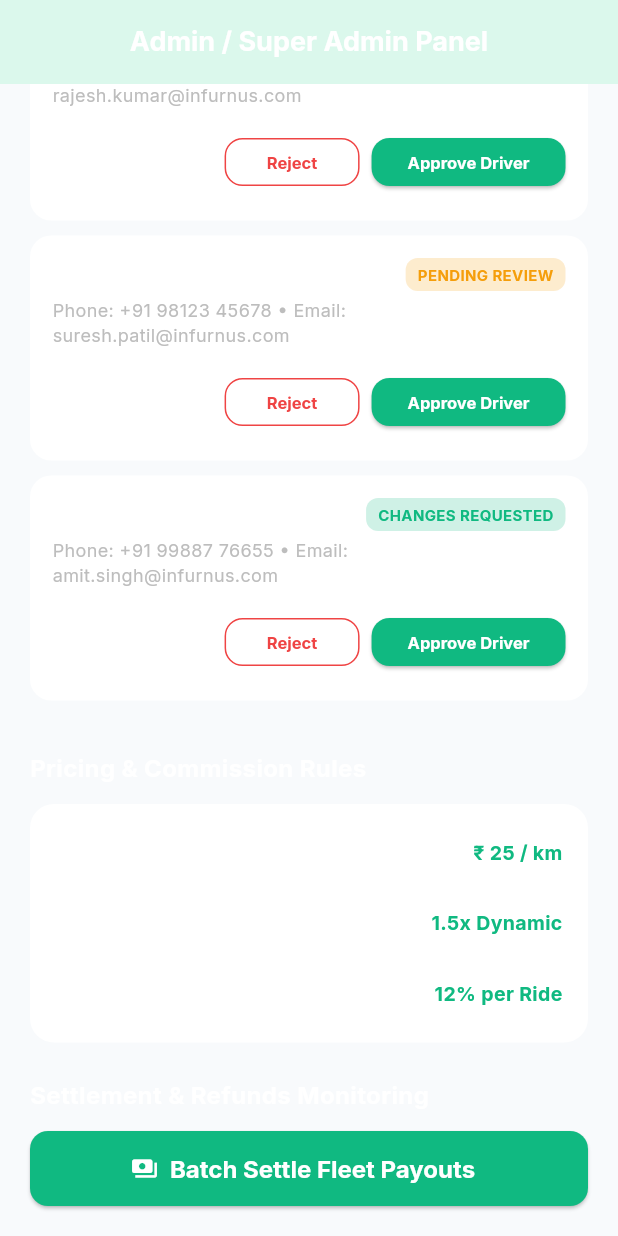
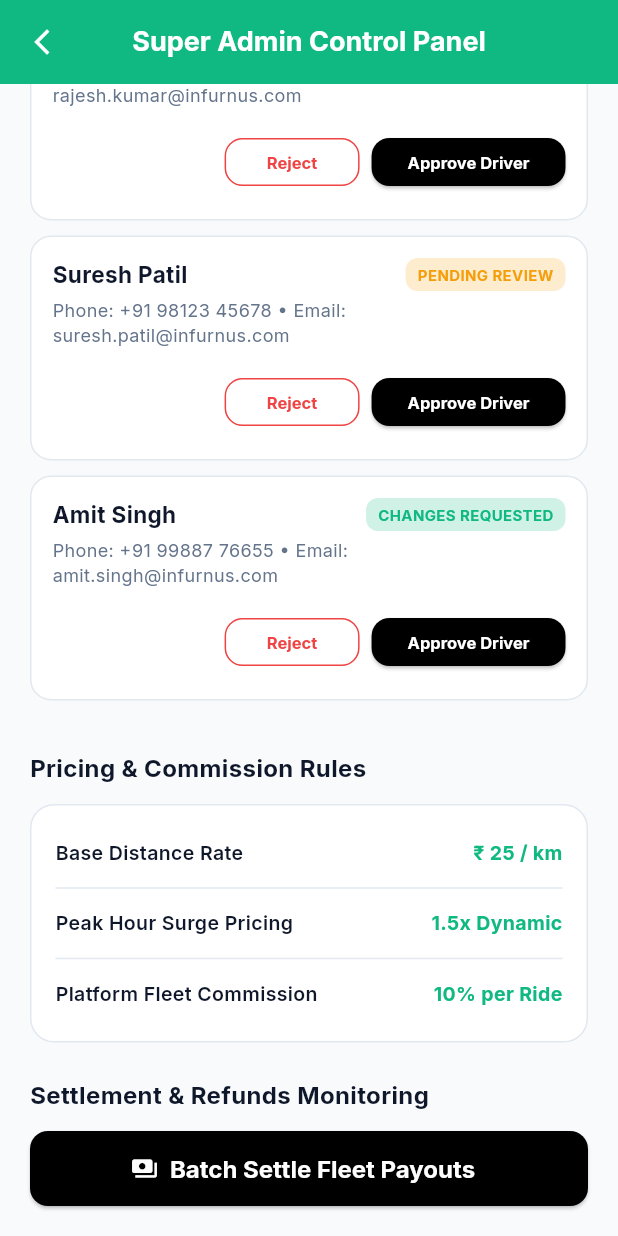
Before and after one commit to Infurnus1234/Infurnus-driver, a Flutter app: the AdminDashboardScreen screen opened by its route, scrolled down 251 dp, on a phone screen of 412 x 824 dp. Run offline on Flutter 3.47's test engine with Material 3 defaults, Android fonts, the phone set to English and light mode, and no system bars; our stand-ins replace go_router, google_fonts; accounts and stored records are empty.

Commit message:
Replace primaryDark container references with clean white background theme across admin, tracking, vehicle details, and logistics screens

```diff
--- a/lib/screens/admin/admin_dashboard_screen.dart
+++ b/lib/screens/admin/admin_dashboard_screen.dart
@@ -1,6 +1,7 @@
 import 'package:flutter/material.dart';
 import 'package:provider/provider.dart';
 import '../../providers/app_state.dart';
+import '../../widgets/infurnus_app_bar.dart';
 import '../../core/theme.dart';
 
 class AdminDashboardScreen extends StatelessWidget {
@@ -12,9 +13,9 @@ class AdminDashboardScreen extends StatelessWidget {
     final managedDrivers = appState.managedDrivers;
 
     return Scaffold(
-      appBar: AppBar(
-        title: const Text('Admin / Super Admin Panel'),
-        backgroundColor: InfurnusTheme.primaryNavy,
+      backgroundColor: InfurnusTheme.bgWhite,
+      appBar: const InfurnusAppBar(
+        title: 'Super Admin Control Panel',
       ),
       body: SafeArea(
         child: SingleChildScrollView(
@@ -26,19 +27,19 @@ class AdminDashboardScreen extends StatelessWidget {
               Container(
                 padding: const EdgeInsets.all(16),
                 decoration: BoxDecoration(
-                  color: InfurnusTheme.primaryDark,
+                  color: Colors.white,
                   borderRadius: BorderRadius.circular(16),
-                  border: Border.all(color: InfurnusTheme.accentOrange, width: 1.5),
+                  border: Border.all(color: InfurnusTheme.primaryGreen, width: 1.5),
                 ),
                 child: const Row(
                   children: [
-                    Icon(Icons.admin_panel_settings, color: InfurnusTheme.accentOrange, size: 36),
+                    Icon(Icons.admin_panel_settings, color: InfurnusTheme.primaryGreen, size: 36),
                     SizedBox(width: 14),
                     Column(
                       crossAxisAlignment: CrossAxisAlignment.start,
                       children: [
-                        Text('Super Admin Control Dashboard', style: TextStyle(color: Colors.white, fontWeight: FontWeight.bold, fontSize: 16)),
-                        Text('System Authorization & Driver/Vehicle Approval Hub', style: TextStyle(color: Colors.grey, fontSize: 12)),
+                        Text('Super Admin Control Dashboard', style: TextStyle(color: InfurnusTheme.textDark, fontWeight: FontWeight.bold, fontSize: 16)),
+                        Text('System Authorization & Driver/Vehicle Approval Hub', style: TextStyle(color: InfurnusTheme.textMuted, fontSize: 12)),
                       ],
                     ),
                   ],
@@ -46,15 +47,15 @@ class AdminDashboardScreen extends StatelessWidget {
               ),
               const SizedBox(height: 24),
 
-              // Section 1: Driver Verification Management (Requirement Section 6 Rule)
+              // Section 1: Driver Verification Management
               const Text(
                 'Driver Application Approvals (Admin Only)',
-                style: TextStyle(color: Colors.white, fontWeight: FontWeight.bold, fontSize: 16),
+                style: TextStyle(color: InfurnusTheme.textDark, fontWeight: FontWeight.bold, fontSize: 16),
               ),
               const SizedBox(height: 4),
-              Text(
+              const Text(
                 'Note: Fleet Owners submit drivers; only Admin / Super Admin can approve/activate drivers.',
-                style: TextStyle(color: Colors.grey.shade400, fontSize: 12),
+                style: TextStyle(color: InfurnusTheme.textMuted, fontSize: 12),
               ),
               const SizedBox(height: 12),
 
@@ -65,9 +66,9 @@ class AdminDashboardScreen extends StatelessWidget {
                   margin: const EdgeInsets.only(bottom: 10),
                   padding: const EdgeInsets.all(14),
                   decoration: BoxDecoration(
-                    color: InfurnusTheme.primaryDark,
+                    color: Colors.white,
                     borderRadius: BorderRadius.circular(14),
-                    border: Border.all(color: Colors.white12),
+                    border: Border.all(color: const Color(0xFFE2E8F0)),
                   ),
                   child: Column(
                     crossAxisAlignment: CrossAxisAlignment.start,
@@ -75,7 +76,7 @@ class AdminDashboardScreen extends StatelessWidget {
                       Row(
                         mainAxisAlignment: MainAxisAlignment.spaceBetween,
                         children: [
-                          Text(driver.name, style: const TextStyle(color: Colors.white, fontWeight: FontWeight.bold, fontSize: 15)),
+                          Text(driver.name, style: const TextStyle(color: InfurnusTheme.textDark, fontWeight: FontWeight.bold, fontSize: 15)),
                           Container(
                             padding: const EdgeInsets.symmetric(horizontal: 8, vertical: 4),
                             decoration: BoxDecoration(
@@ -94,7 +95,7 @@ class AdminDashboardScreen extends StatelessWidget {
                         ],
                       ),
                       const SizedBox(height: 4),
-                      Text('Phone: ${driver.phone} • Email: ${driver.email}', style: TextStyle(color: Colors.grey.shade400, fontSize: 12)),
+                      Text('Phone: ${driver.phone} • Email: ${driver.email}', style: const TextStyle(color: InfurnusTheme.textMuted, fontSize: 12)),
                       const SizedBox(height: 12),
                       Row(
                         mainAxisAlignment: MainAxisAlignment.end,
@@ -115,7 +116,8 @@ class AdminDashboardScreen extends StatelessWidget {
                           const SizedBox(width: 8),
                           ElevatedButton(
                             style: ElevatedButton.styleFrom(
-                              backgroundColor: InfurnusTheme.successGreen,
+                              backgroundColor: InfurnusTheme.buttonBlack, // BLACK BUTTON
+                              foregroundColor: Colors.white,
                               minimumSize: const Size(100, 32),
                             ),
                             onPressed: () {
@@ -136,34 +138,37 @@ class AdminDashboardScreen extends StatelessWidget {
               const SizedBox(height: 24),
 
               // Section 2: Pricing & Commission
-              const Text('Pricing & Commission Rules', style: TextStyle(color: Colors.white, fontWeight: FontWeight.bold, fontSize: 16)),
+              const Text('Pricing & Commission Rules', style: TextStyle(color: InfurnusTheme.textDark, fontWeight: FontWeight.bold, fontSize: 16)),
               const SizedBox(height: 12),
 
               Container(
                 padding: const EdgeInsets.all(16),
                 decoration: BoxDecoration(
-                  color: InfurnusTheme.primaryDark,
+                  color: Colors.white,
                   borderRadius: BorderRadius.circular(16),
-                  border: Border.all(color: Colors.white12),
+                  border: Border.all(color: const Color(0xFFE2E8F0)),
                 ),
                 child: const Column(
                   children: [
                     AdminConfigRow('Base Distance Rate', '₹ 25 / km'),
-                    Divider(color: Colors.white12),
+                    Divider(color: Color(0xFFE2E8F0)),
                     AdminConfigRow('Peak Hour Surge Pricing', '1.5x Dynamic'),
-                    Divider(color: Colors.white12),
-                    AdminConfigRow('Platform Fleet Commission', '12% per Ride'),
+                    Divider(color: Color(0xFFE2E8F0)),
+                    AdminConfigRow('Platform Fleet Commission', '10% per Ride'),
                   ],
                 ),
               ),
               const SizedBox(height: 24),
 
               // Section 3: Wallet & Settlement Monitoring
-              const Text('Settlement & Refunds Monitoring', style: TextStyle(color: Colors.white, fontWeight: FontWeight.bold, fontSize: 16)),
+              const Text('Settlement & Refunds Monitoring', style: TextStyle(color: InfurnusTheme.textDark, fontWeight: FontWeight.bold, fontSize: 16)),
               const SizedBox(height: 12),
 
               ElevatedButton.icon(
-                style: ElevatedButton.styleFrom(backgroundColor: InfurnusTheme.accentOrange),
+                style: ElevatedButton.styleFrom(
+                  backgroundColor: InfurnusTheme.buttonBlack, // BLACK BUTTON
+                  foregroundColor: Colors.white,
+                ),
                 onPressed: () {
                   ScaffoldMessenger.of(context).showSnackBar(
                     const SnackBar(content: Text('All pending weekly payouts processed and settled.')),
@@ -193,8 +198,8 @@ class AdminConfigRow extends StatelessWidget {
       child: Row(
         mainAxisAlignment: MainAxisAlignment.spaceBetween,
         children: [
-          Text(label, style: const TextStyle(color: Colors.white, fontSize: 13)),
-          Text(val, style: const TextStyle(color: InfurnusTheme.accentOrange, fontWeight: FontWeight.bold, fontSize: 13)),
+          Text(label, style: const TextStyle(color: InfurnusTheme.textDark, fontSize: 13, fontWeight: FontWeight.w600)),
+          Text(val, style: const TextStyle(color: InfurnusTheme.primaryGreen, fontWeight: FontWeight.bold, fontSize: 13)),
         ],
       ),
     );
```
Also changed, not shown: lib/screens/fleet/driver_details_screen.dart (+8 -5 lines), lib/screens/fleet/fleet_tracking_screen.dart (+12 -10 lines), lib/screens/fleet/vehicle_details_screen.dart (+12 -9 lines), lib/screens/logistics/logistics_operations_screen.dart (+21 -15 lines).
